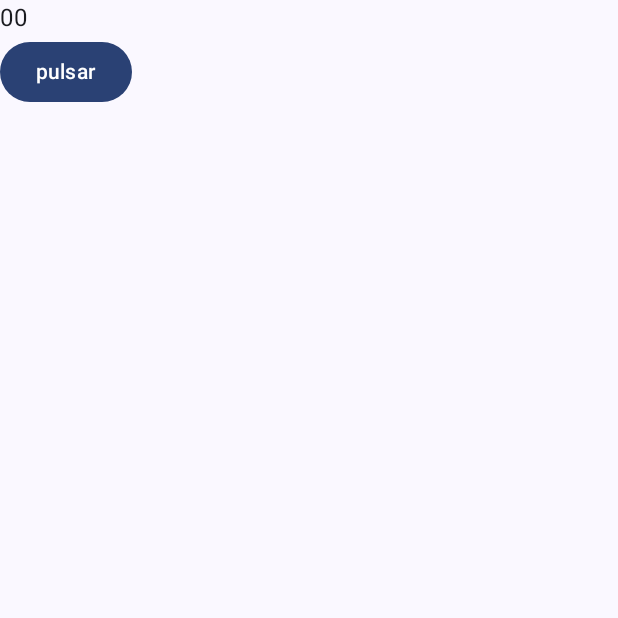
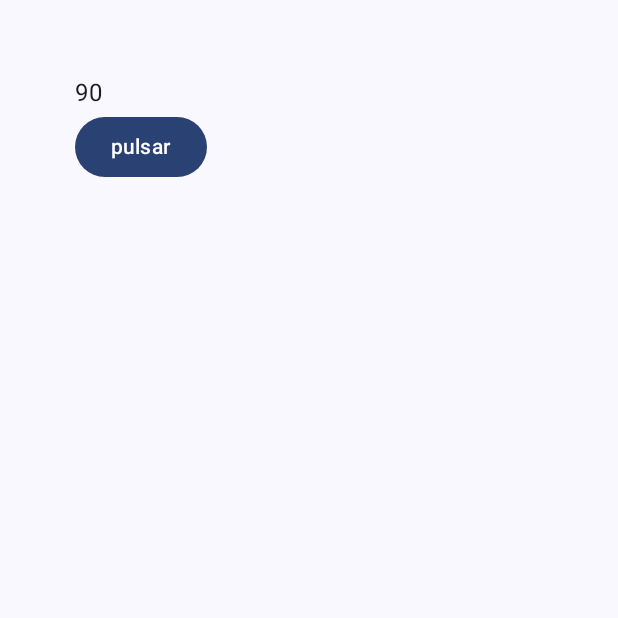
Before and after one commit to caluca2002/MyTabata, an Android app built with Jetpack Compose: the composable Counter shown on its own in the app's theme, on a phone screen of 412 x 824 dp, the top half of it. Run offline under Robolectric (Android 15) with nearby library versions, the phone set to English and light mode, and no system bars.

```diff
--- a/app/src/main/java/com/example/mytabata/MainActivity.kt
+++ b/app/src/main/java/com/example/mytabata/MainActivity.kt
@@ -1,6 +1,7 @@
 package com.example.mytabata
 
 import android.os.Bundle
+import android.os.CountDownTimer
 import androidx.activity.ComponentActivity
 import androidx.activity.compose.setContent
 import androidx.activity.enableEdgeToEdge
@@ -11,7 +12,12 @@ import androidx.compose.material3.Button
 import androidx.compose.material3.Scaffold
 import androidx.compose.material3.Text
 import androidx.compose.runtime.Composable
+import androidx.compose.runtime.getValue
+import androidx.compose.runtime.mutableStateOf
+import androidx.compose.runtime.remember
+import androidx.compose.runtime.setValue
 import androidx.compose.ui.Modifier
+import androidx.compose.ui.unit.dp
 import com.example.mytabata.ui.theme.MyTabataTheme
 
 class MainActivity : ComponentActivity() {
@@ -32,15 +38,49 @@ class MainActivity : ComponentActivity() {
 
 @Composable
 fun Counter(modifier: Modifier = Modifier) {
-    Column {
+    var theCounter by remember { mutableStateOf("90") }
+
+
+    Column(
+        modifier = modifier.padding(50.dp)
+    ) {
         Text(
-            text = "00",
-            modifier = modifier
+            text = theCounter
         )
-        Button(onClick = {}) {
+
+        Button(onClick = {
+            object : CountDownTimer(90000, 1000) {
+
+                override fun onTick(millisUntilFinished: Long) {
+                    theCounter = (millisUntilFinished / 1000).toString()
+                }
+
+                override fun onFinish() {
+                    theCounter = "Finish"
+                }
+            }.start()
+        }) {
             Text(
                 text = "pulsar"
             )
         }
     }
 }
+
+
+/*
+@Composable
+fun Countdown() {
+    object : CountDownTimer(30000, 1000) {
+
+        override fun onTick(millisUntilFinished: Long) {
+            mTextField.setText("seconds remaining: " + millisUntilFinished / 1000)
+        }
+
+        override fun onFinish() {
+            mTextField.setText("done!")
+        }
+    }.start()
+}
+
+ */
```
